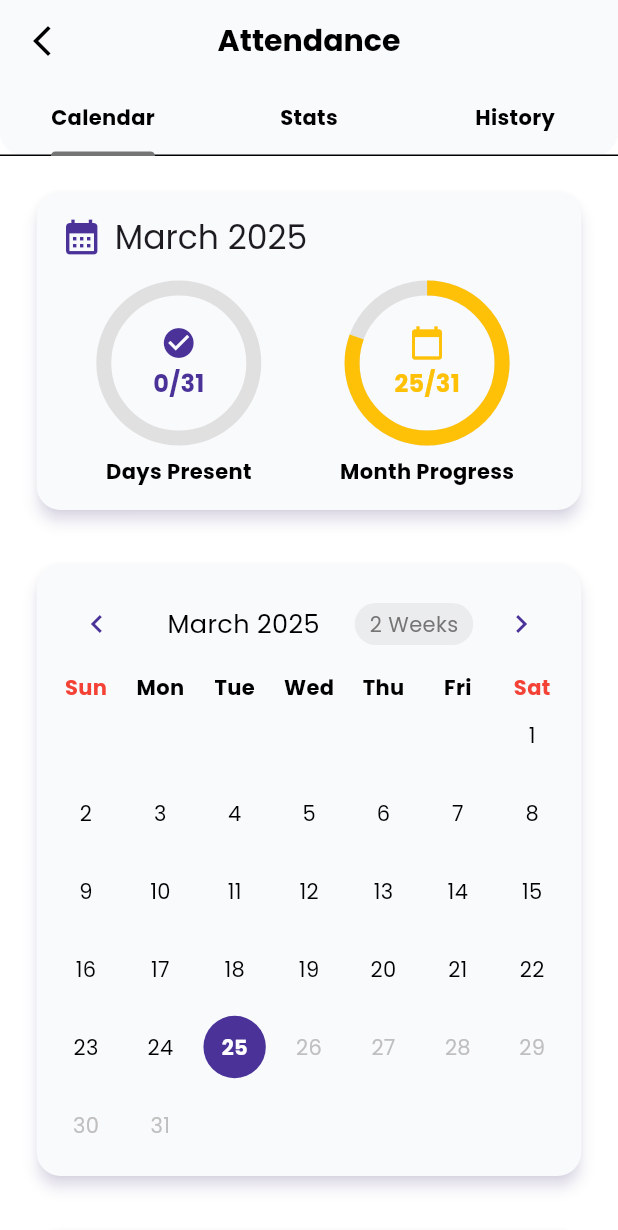
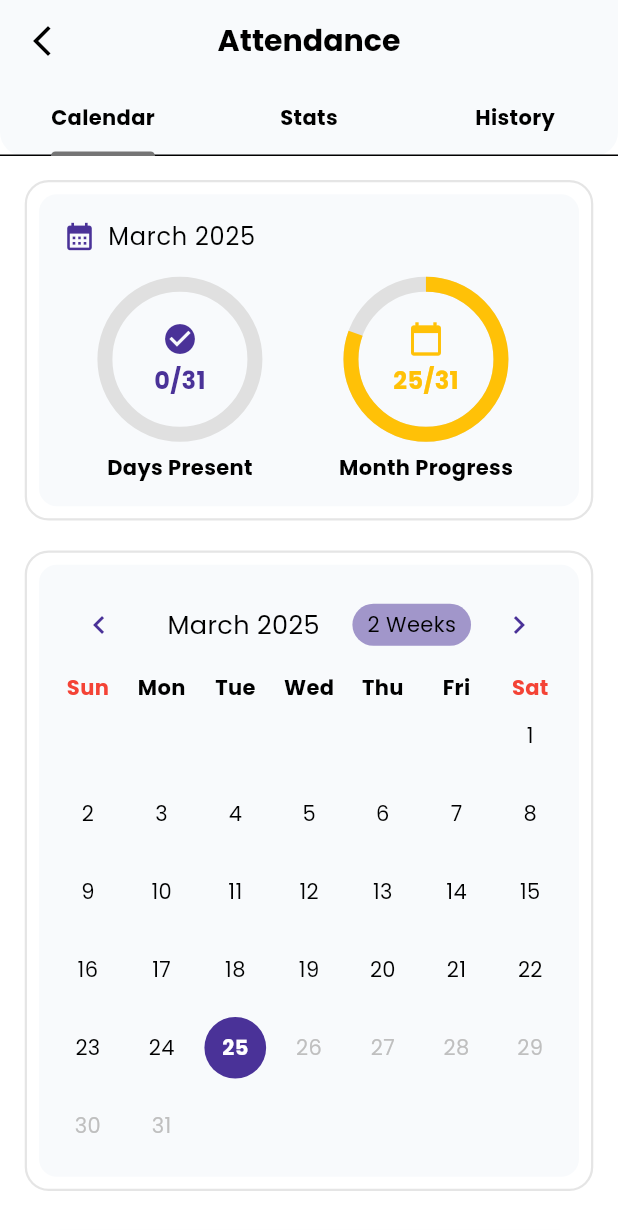
Before and after one commit to AashishRauniyar/fyp-gymify, a Flutter app: the AttendanceCalendarScreen screen opened by its route, on a phone screen of 412 x 824 dp. Shown: the top 1230 px of the screen. Run offline on Flutter 3.47's test engine with Material 3 defaults, Android fonts, the light colour scheme and no system bars; drawn by our look-alikes of table_calendar; our stand-ins replace cached_network_image, carousel_slider, connectivity_plus, dio, dots_indicator, file_picker and 21 more; missing offline and left inert: khalti_checkout_flutter; accounts and stored records are empty.

Commit message:
Refactor text styles in workout history and meal log screens; improve meal logging error handling

```diff
--- a/flutter/gymify/lib/providers/diet_provider/diet_provider.dart
+++ b/flutter/gymify/lib/providers/diet_provider/diet_provider.dart
@@ -338,7 +338,6 @@ class DietProvider with ChangeNotifier {
         throw Exception('No response data received from the server');
       }
 
-
       if (response.data['status'] == 'success') {
         // Remove the diet plan from the list
         _diets.removeWhere((diet) => diet.dietPlanId == dietId);
--- a/flutter/gymify/lib/screens/diet_screens/meal_log_screen.dart
+++ b/flutter/gymify/lib/screens/diet_screens/meal_log_screen.dart
@@ -435,7 +435,7 @@ class _MealLogsScreenState extends State<MealLogsScreen>
                 Expanded(
                   child: Text(
                     selectedDateFormatted,
-                    style: theme.textTheme.titleLarge?.copyWith(
+                    style: theme.textTheme.bodyLarge?.copyWith(
                       fontWeight: FontWeight.bold,
                     ),
                     overflow: TextOverflow.ellipsis,
@@ -459,9 +459,8 @@ class _MealLogsScreenState extends State<MealLogsScreen>
           // Macronutrients progress
           Text(
             'Macronutrients',
-            style: theme.textTheme.titleLarge?.copyWith(
-              fontWeight: FontWeight.bold,
-            ),
+            style: theme.textTheme.bodyLarge
+                ?.copyWith(fontWeight: FontWeight.bold, fontSize: 22),
           ),
 
           const SizedBox(height: 16),
@@ -478,8 +477,9 @@ class _MealLogsScreenState extends State<MealLogsScreen>
             children: [
               Text(
                 'Meal Logs',
-                style: theme.textTheme.titleLarge?.copyWith(
+                style: theme.textTheme.bodyLarge?.copyWith(
                   fontWeight: FontWeight.bold,
+                  fontSize: 24,
                 ),
               ),
               TextButton.icon(
--- a/flutter/gymify/lib/screens/main_screens/attendance_screen/attendance_screen.dart
+++ b/flutter/gymify/lib/screens/main_screens/attendance_screen/attendance_screen.dart
@@ -214,7 +214,7 @@
 //                           const SizedBox(width: 8),
 //                           Text(
 //                             DateFormat('MMMM yyyy').format(_currentMonth),
-//                             style: Theme.of(context).textTheme.titleLarge,
+//                             style: Theme.of(context).textTheme.bodyLarge,
 //                           ),
 //                         ],
 //                       ),
@@ -549,7 +549,7 @@
 //                           const SizedBox(width: 8),
 //                           Text(
 //                             'Attendance Overview',
-//                             style: Theme.of(context).textTheme.titleLarge,
+//                             style: Theme.of(context).textTheme.bodyLarge,
 //                           ),
 //                         ],
 //                       ),
@@ -1916,7 +1916,7 @@
 //                   children: [
 //                     Text(
 //                       'Attendance History',
-//                       style: Theme.of(context).textTheme.titleLarge,
+//                       style: Theme.of(context).textTheme.bodyLarge,
 //                     ),
 //                     const SizedBox(height: 4),
 //                     Text(
@@ -2274,12 +2274,39 @@ class _AttendanceCalendarScreenState extends State<AttendanceCalendarScreen>
             children: [
               const SizedBox(height: 16),
               // Monthly progress card
-              Card(
-                elevation: 4,
-                shadowColor:
-                    Theme.of(context).colorScheme.primary.withOpacity(0.3),
-                shape: RoundedRectangleBorder(
-                    borderRadius: BorderRadius.circular(16)),
+              Container(
+                decoration: BoxDecoration(
+                  borderRadius: BorderRadius.circular(16),
+
+                  gradient: Theme.of(context).brightness == Brightness.dark
+                      ? LinearGradient(
+                          colors: [
+                            Theme.of(context)
+                                .colorScheme
+                                .onSurface
+                                .withOpacity(0.1),
+                            Theme.of(context)
+                                .colorScheme
+                                .onSurface
+                                .withOpacity(0.05),
+                          ],
+                          begin: Alignment.topLeft,
+                          end: Alignment.bottomRight,
+                        )
+                      : null, // For light mode, no gradient, just a white background
+                  color: Theme.of(context).brightness == Brightness.light
+                      ? Colors.white // White background for light mode
+                      : null, // Dark mode will apply the gradient above
+                  border: Border.all(
+                    color: Theme.of(context)
+                        .colorScheme
+                        .onSurface
+                        .withOpacity(0.1),
+                    width: 1.5,
+                  ),
+                ),
+                child: Card(
+                  elevation: 0,
                   child: Padding(
                     padding: const EdgeInsets.all(16.0),
                     child: Column(
@@ -2289,12 +2316,12 @@ class _AttendanceCalendarScreenState extends State<AttendanceCalendarScreen>
                             Icon(
                               Icons.calendar_month,
                               color: Theme.of(context).colorScheme.primary,
-                            size: 28,
+                              size: 22,
                             ),
                             const SizedBox(width: 8),
                             Text(
                               DateFormat('MMMM yyyy').format(_currentMonth),
-                            style: Theme.of(context).textTheme.titleLarge,
+                              style: Theme.of(context).textTheme.bodyLarge,
                             ),
                           ],
                         ),
@@ -2328,16 +2355,44 @@ class _AttendanceCalendarScreenState extends State<AttendanceCalendarScreen>
                     ),
                   ),
                 ),
+              ),
 
               const SizedBox(height: 20),
 
               // Calendar widget
-              Card(
-                elevation: 4,
-                shadowColor:
-                    Theme.of(context).colorScheme.primary.withOpacity(0.3),
-                shape: RoundedRectangleBorder(
-                    borderRadius: BorderRadius.circular(16)),
+              Container(
+                decoration: BoxDecoration(
+                  borderRadius: BorderRadius.circular(16),
+
+                  gradient: Theme.of(context).brightness == Brightness.dark
+                      ? LinearGradient(
+                          colors: [
+                            Theme.of(context)
+                                .colorScheme
+                                .onSurface
+                                .withOpacity(0.1),
+                            Theme.of(context)
+                                .colorScheme
+                                .onSurface
+                                .withOpacity(0.05),
+                          ],
+                          begin: Alignment.topLeft,
+                          end: Alignment.bottomRight,
+                        )
+                      : null, // For light mode, no gradient, just a white background
+                  color: Theme.of(context).brightness == Brightness.light
+                      ? Colors.white // White background for light mode
+                      : null, // Dark mode will apply the gradient above
+                  border: Border.all(
+                    color: Theme.of(context)
+                        .colorScheme
+                        .onSurface
+                        .withOpacity(0.1),
+                    width: 1.5,
+                  ),
+                ),
+                child: Card(
+                  elevation: 0,
                   child: Padding(
                     padding: const EdgeInsets.all(8.0),
                     child: TableCalendar(
@@ -2369,10 +2424,6 @@ class _AttendanceCalendarScreenState extends State<AttendanceCalendarScreen>
                             alignment: Alignment.center,
                             decoration: hasAttendance
                                 ? const BoxDecoration(
-                                  // color: Theme.of(context)
-                                  //     .colorScheme
-                                  //     .primary
-                                  //     .withOpacity(0.3),
                                     color: Colors.green,
                                     shape: BoxShape.circle,
                                   )
@@ -2469,7 +2520,8 @@ class _AttendanceCalendarScreenState extends State<AttendanceCalendarScreen>
                         // Builders for weekend days that fall in the current month
                         dowBuilder: (context, day) {
                           final weekday = DateFormat.E().format(day);
-                        final isWeekend = weekday == 'Sun' || weekday == 'Sat';
+                          final isWeekend =
+                              weekday == 'Sun' || weekday == 'Sat';
 
                           return Center(
                             child: Text(
@@ -2509,14 +2561,15 @@ class _AttendanceCalendarScreenState extends State<AttendanceCalendarScreen>
                       headerStyle: HeaderStyle(
                         titleCentered: true,
                         formatButtonDecoration: BoxDecoration(
+                          // color: Theme.of(context).colorScheme.onSurface,
                           color: Theme.of(context)
                               .colorScheme
-                            .secondary
-                            .withOpacity(0.1),
+                              .primary
+                              .withOpacity(0.5),
                           borderRadius: BorderRadius.circular(20),
                         ),
                         formatButtonTextStyle: TextStyle(
-                        color: Theme.of(context).colorScheme.secondary,
+                          color: Theme.of(context).colorScheme.onSurface,
                         ),
                         leftChevronIcon: Icon(
                           Icons.chevron_left,
@@ -2651,6 +2704,7 @@ class _AttendanceCalendarScreenState extends State<AttendanceCalendarScreen>
                     // ),
                   ),
                 ),
+              ),
 
               const SizedBox(height: 20),
 
@@ -2670,7 +2724,7 @@ class _AttendanceCalendarScreenState extends State<AttendanceCalendarScreen>
                         Text(
                           DateFormat('EEEE, MMMM d, yyyy')
                               .format(_selectedDay!),
-                          style: Theme.of(context).textTheme.titleMedium,
+                          style: Theme.of(context).textTheme.bodyLarge,
                         ),
                         const SizedBox(height: 16),
                         Row(
@@ -2718,7 +2772,7 @@ class _AttendanceCalendarScreenState extends State<AttendanceCalendarScreen>
                                         : 'No Attendance',
                                     style: Theme.of(context)
                                         .textTheme
-                                        .titleMedium
+                                        .bodyLarge
                                         ?.copyWith(
                                           color: attendanceProvider
                                                   .attendanceDays
@@ -2868,7 +2922,11 @@ class _AttendanceCalendarScreenState extends State<AttendanceCalendarScreen>
                           const SizedBox(width: 8),
                           Text(
                             'Attendance Overview',
-                            style: Theme.of(context).textTheme.titleLarge,
+                            style:
+                                Theme.of(context).textTheme.bodyLarge?.copyWith(
+                                      fontWeight: FontWeight.bold,
+                                      fontSize: 20,
+                                    ),
                           ),
                         ],
                       ),
@@ -2903,7 +2961,7 @@ class _AttendanceCalendarScreenState extends State<AttendanceCalendarScreen>
                         children: [
                           Text(
                             '30-Day Attendance Rate',
-                            style: Theme.of(context).textTheme.titleMedium,
+                            style: Theme.of(context).textTheme.bodyLarge,
                           ),
                           const SizedBox(height: 8),
                           Row(
@@ -2958,11 +3016,11 @@ class _AttendanceCalendarScreenState extends State<AttendanceCalendarScreen>
                       // Total check-ins visualization
                       Row(
                         children: [
-                          Icon(Icons.check_circle, color: secondaryColor),
+                          Icon(Icons.check_circle, color: primaryColor),
                           const SizedBox(width: 8),
                           Text(
                             'Total Check-ins:',
-                            style: Theme.of(context).textTheme.titleSmall,
+                            style: Theme.of(context).textTheme.bodyMedium,
                           ),
                           const Spacer(),
                           Container(
@@ -2976,7 +3034,7 @@ class _AttendanceCalendarScreenState extends State<AttendanceCalendarScreen>
                               '${attendanceProvider.totalAttendance}',
                               style: TextStyle(
                                 fontWeight: FontWeight.bold,
-                                color: secondaryColor,
+                                color: primaryColor,
                                 fontSize: 16,
                               ),
                             ),
@@ -3141,7 +3199,7 @@ class _AttendanceCalendarScreenState extends State<AttendanceCalendarScreen>
                 const SizedBox(width: 8),
                 Text(
                   'This Week\'s Attendance',
-                  style: Theme.of(context).textTheme.titleMedium,
+                  style: Theme.of(context).textTheme.bodyLarge,
                 ),
               ],
             ),
@@ -3350,7 +3408,7 @@ class _AttendanceCalendarScreenState extends State<AttendanceCalendarScreen>
                 const SizedBox(width: 8),
                 Text(
                   'Workout Pattern',
-                  style: Theme.of(context).textTheme.titleMedium,
+                  style: Theme.of(context).textTheme.bodyLarge,
                 ),
               ],
             ),
@@ -3611,7 +3669,7 @@ class _AttendanceCalendarScreenState extends State<AttendanceCalendarScreen>
                 const SizedBox(width: 8),
                 Text(
                   'Monthly Attendance Rate',
-                  style: Theme.of(context).textTheme.titleMedium,
+                  style: Theme.of(context).textTheme.bodyLarge,
                 ),
               ],
             ),
@@ -3865,7 +3923,7 @@ class _AttendanceCalendarScreenState extends State<AttendanceCalendarScreen>
                 const SizedBox(width: 8),
                 Text(
                   'Custom Date Range',
-                  style: Theme.of(context).textTheme.titleMedium,
+                  style: Theme.of(context).textTheme.bodyLarge,
                 ),
               ],
             ),
@@ -4087,7 +4145,7 @@ class _AttendanceCalendarScreenState extends State<AttendanceCalendarScreen>
             const SizedBox(height: 16),
             Text(
               'No attendance records found',
-              style: Theme.of(context).textTheme.titleMedium,
+              style: Theme.of(context).textTheme.bodyLarge,
             ),
             const SizedBox(height: 8),
             Text(
@@ -4242,7 +4300,7 @@ class _AttendanceCalendarScreenState extends State<AttendanceCalendarScreen>
                   children: [
                     Text(
                       'Attendance History',
-                      style: Theme.of(context).textTheme.titleMedium,
+                      style: Theme.of(context).textTheme.bodyLarge,
                     ),
                     const SizedBox(height: 4),
                     Text(
@@ -4384,7 +4442,6 @@ class _AttendanceCalendarScreenState extends State<AttendanceCalendarScreen>
             child: Text(
               formattedTime,
               style: Theme.of(context).textTheme.bodySmall?.copyWith(
-                    color: Theme.of(context).colorScheme.secondary,
                     fontWeight: FontWeight.bold,
                   ),
             ),
--- a/flutter/gymify/lib/screens/main_screens/workout_history_screens/workout_history_screen.dart
+++ b/flutter/gymify/lib/screens/main_screens/workout_history_screens/workout_history_screen.dart
@@ -769,7 +769,7 @@ class _WorkoutHistoryScreenState extends State<WorkoutHistoryScreen>
                   // Date Range Filter
                   Text(
                     'Date Range',
-                    style: theme.textTheme.titleMedium?.copyWith(
+                    style: theme.textTheme.bodyLarge?.copyWith(
                       fontWeight: FontWeight.bold,
                     ),
                   ),
@@ -843,7 +843,7 @@ class _WorkoutHistoryScreenState extends State<WorkoutHistoryScreen>
                   // Muscle Group Filter
                   Text(
                     'Target Muscle Group',
-                    style: theme.textTheme.titleMedium?.copyWith(
+                    style: theme.textTheme.bodyLarge?.copyWith(
                       fontWeight: FontWeight.bold,
                     ),
                   ),
```
Lines whose indentation alone changed are shown as unchanged.
